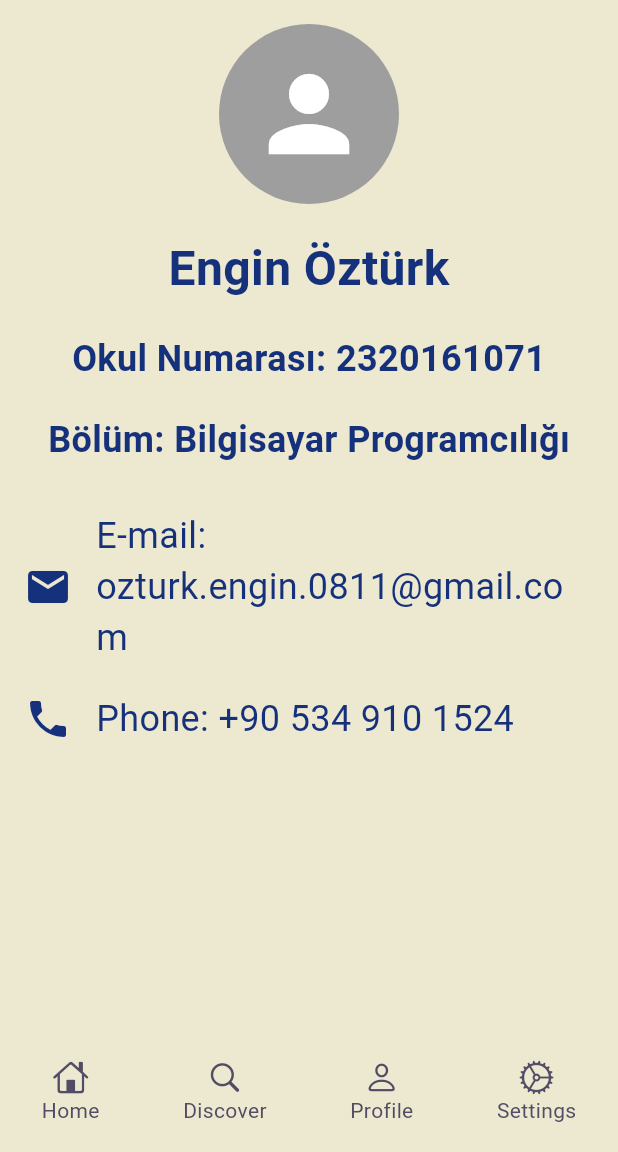
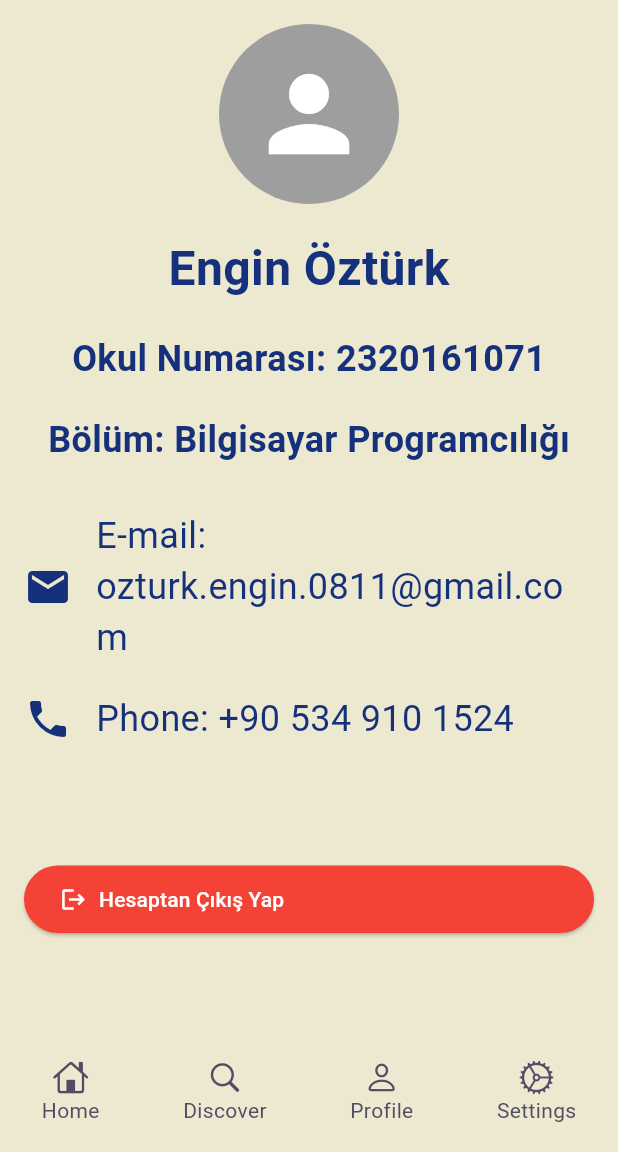
Before and after one commit to EnginOzturk-7/BookHive-flutter, a Flutter app: the ProfileScreen screen opened by its route, on a phone screen of 412 x 824 dp, the part 84-1236 px from its top. Run offline on Flutter 3.47's test engine with Material 3 defaults, Android fonts, the light colour scheme and no system bars; our stand-ins replace go_router, google_fonts, lottie; missing offline and left inert: dotlottie_loader.

Commit message:
ayar ve profil ekranı editleri

```diff
--- a/lib/screens/profile_screen.dart
+++ b/lib/screens/profile_screen.dart
@@ -99,6 +99,27 @@ class ProfileScreen extends StatelessWidget {
               label: "Phone",
               value: "+90 534 910 1524",
             ),
+            const Spacer(),
+            SizedBox(
+              width: double.infinity,
+              height: 45,
+              child: ElevatedButton(
+                onPressed: () {},
+                style: ElevatedButton.styleFrom(
+                  backgroundColor: Theme.of(context).colorScheme.error,
+                  foregroundColor: Theme.of(context).colorScheme.onError,
+                ),
+                child: Row(
+                  mainAxisAlignment: MainAxisAlignment.start, // İçeriği sola yaslar
+                  children: [
+                    const Icon(Icons.logout),
+                    const SizedBox(width: 8), // İkon ile metin arasında boşluk
+                    const Text("Hesaptan Çıkış Yap"),
+                  ],
+                ),
+              ),
+            ),
+            SizedBox(height: 60)
           ],
         ),
       ),
--- a/lib/screens/settings_screen.dart
+++ b/lib/screens/settings_screen.dart
@@ -3,6 +3,7 @@
 import 'package:flutter/cupertino.dart';
 import 'package:flutter/material.dart';
 import 'package:flutter_app/widgets/bottom_menu.dart';
+import 'package:go_router/go_router.dart';
 import 'package:provider/provider.dart';
 
 import '../core/themes.dart';
@@ -146,7 +147,9 @@ class _SettingsScreenState extends State<SettingsScreen> {
                       'Delete Your Account',
                       style: TextStyle(color: Colors.red),
                     ),
-                    onTap: () {},
+                    onTap: () {
+                      context.go("/profile");
+                    },
                   ),
                 ],
               ),
```
Also changed, not shown: lib/screens/login_screen.dart (added), lib/screens/register_screen.dart (added).
